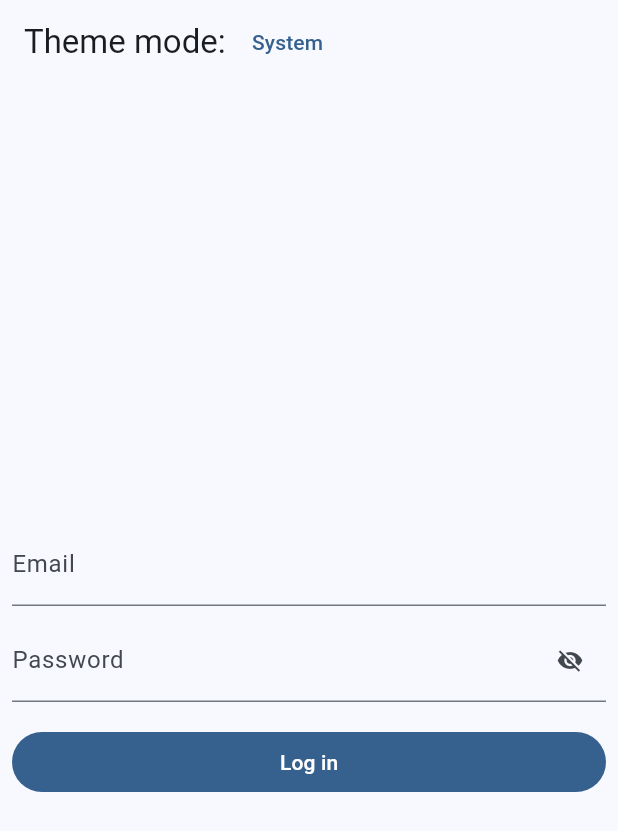
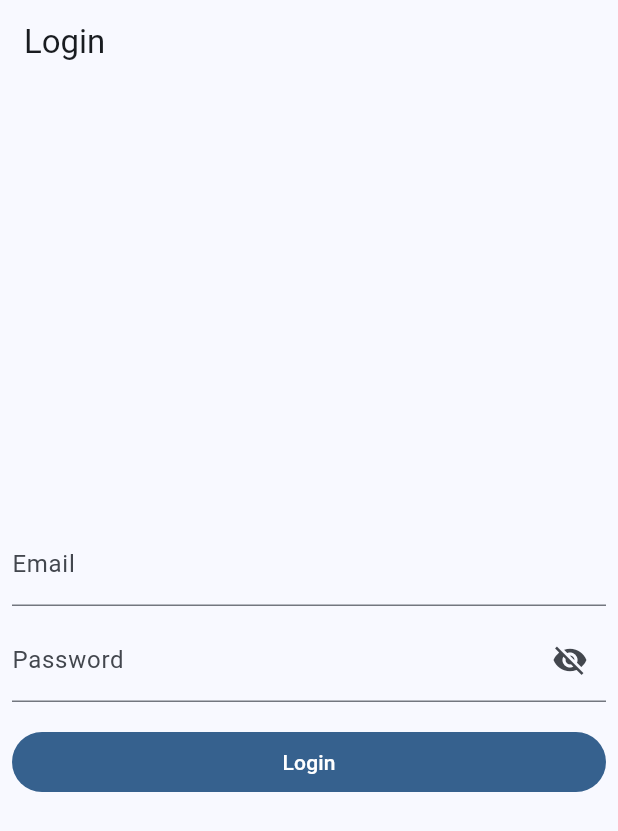
Before and after one commit to daanv98/riverpod_shared_preferences_firebase_starter, a Flutter app: the screen it shows after launch, on a phone screen of 412 x 824 dp. Shown: the top 831 px of the screen. Run offline on Flutter 3.47's test engine with Material 3 defaults, Android fonts, the phone set to English and light mode, and no system bars; our stand-ins replace firebase_auth, firebase_core, flutter_riverpod, shared_preferences; accounts and stored records are empty.

Commit message:
Refactored theme mode selection to the home page and added a Logout button

```diff
--- a/lib/views/pages/login/login_page.dart
+++ b/lib/views/pages/login/login_page.dart
@@ -1,10 +1,8 @@
 import 'package:flutter/material.dart';
 import 'package:flutter_riverpod/flutter_riverpod.dart';
-import 'package:riverpod_shared_preferences_firebase_starter/utils/theme_mode_extension.dart';
 
 import '../../../../providers/auth_service_provider.dart';
 import '../../../../utils/dialog_manager.dart';
-import '../../../providers/theme_provider.dart';
 
 class LoginPage extends ConsumerStatefulWidget {
   const LoginPage({super.key});
@@ -48,15 +46,9 @@ class _LoginPageState extends ConsumerState<LoginPage> {
 
   @override
   Widget build(BuildContext context) {
-    final themeMode = ref.watch(themeProvider);
     return Scaffold(
       appBar: AppBar(
-        title: Row(
-          children: [
-            const Text('Theme mode: '),
-            TextButton(onPressed: () => ref.read(themeProvider.notifier).cycleTheme(), child: Text(themeMode.modeName)),
-          ],
-        ),
+        title: const Text('Login'),
       ),
       body: Padding(
         padding: const EdgeInsets.all(8.0),
@@ -75,23 +67,15 @@ class _LoginPageState extends ConsumerState<LoginPage> {
                 label: const Text('Password'),
                 suffixIcon: IconButton(
                   icon: _hidePassword
-                      ? const Icon(
-                          Icons.visibility_off,
-                          // color: Colors.black,
-                          size: 18,
-                        )
-                      : const Icon(
-                          Icons.visibility,
-                          // color: Colors.black,
-                          size: 18,
-                        ),
+                      ? const Icon(Icons.visibility_off)
+                      : const Icon(Icons.visibility),
                   onPressed: _toggleHidePassword,
                 ),
               ),
               obscureText: _hidePassword,
             ),
             const SizedBox(height: 16),
-            FilledButton(onPressed: _signIn, child: const Text('Log in'))
+            FilledButton(onPressed: _signIn, child: const Text('Login'))
           ],
         ),
       ),
```
Also changed, not shown: lib/views/pages/home/home_page.dart (+37 -7 lines).
